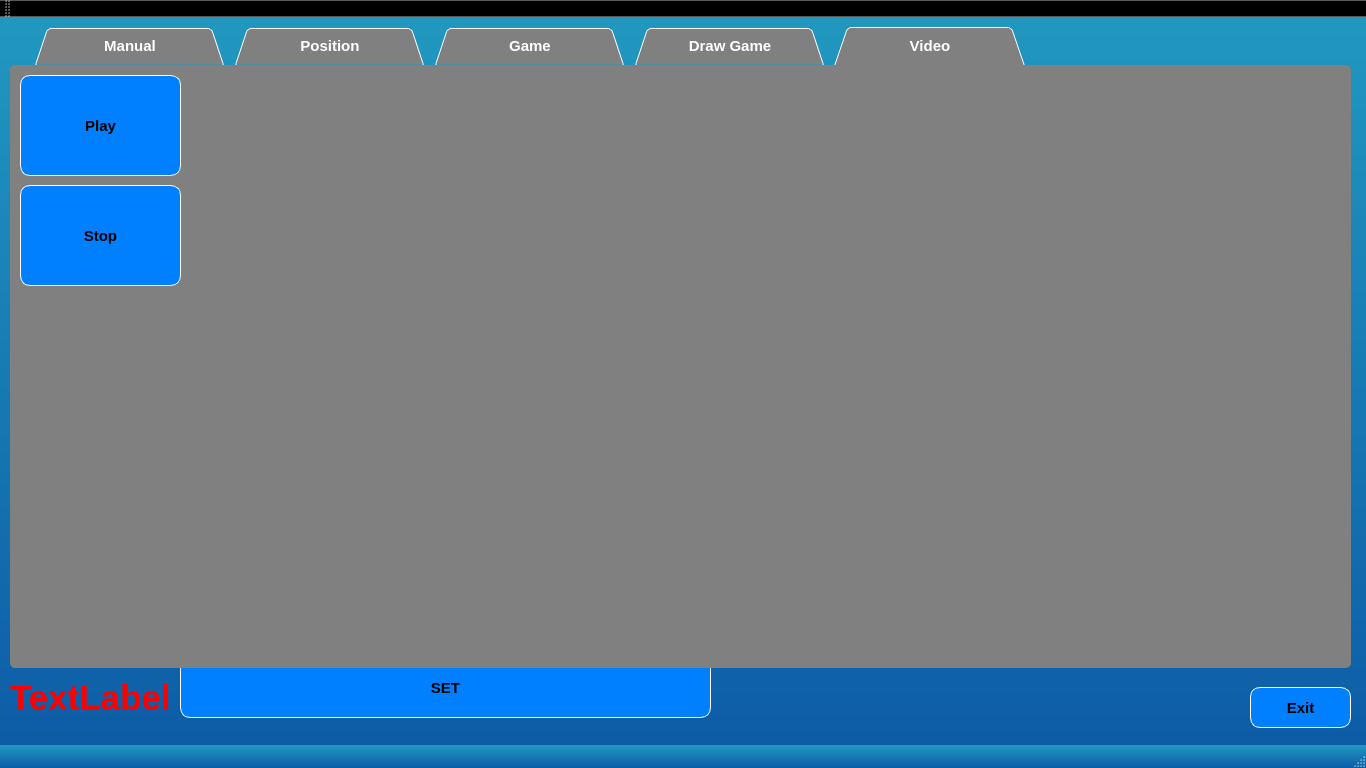
Old version of the form roboticarm.ui in the repository Arkarianasa/arm.
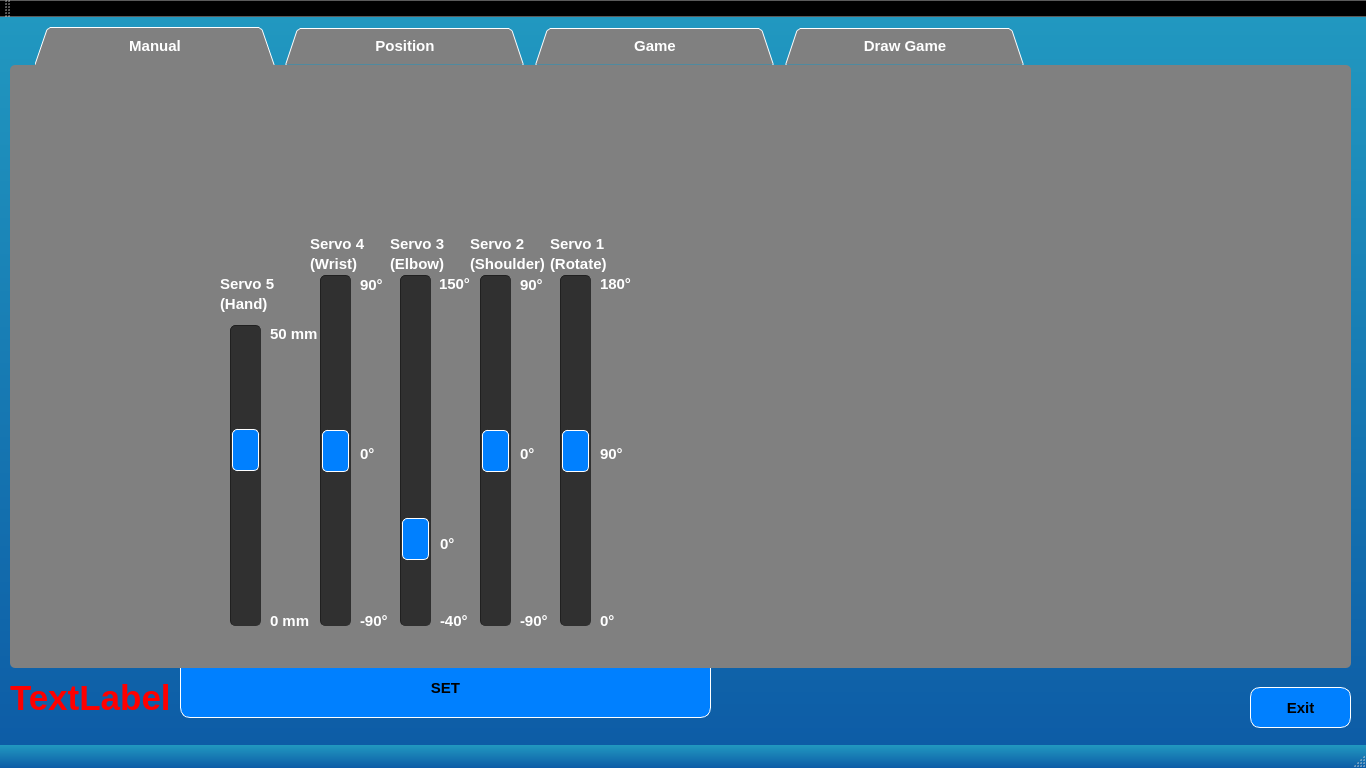
New version of the form. The open tabs and pages were chosen to show the change. Custom widgets are drawn as their Qt base class.

Commit message: Removing Camera and Video.

```diff
--- a/roboticarm.ui
+++ b/roboticarm.ui
@@ -1779,47 +1779,6 @@
      <zorder>drawWidget</zorder>
      <zorder>btnCancel</zorder>
     </widget>
-    <widget class="QWidget" name="tabVideo">
-     <attribute name="title">
-      <string>Video</string>
-     </attribute>
-     <widget class="QPushButton" name="btnPlay">
-      <property name="geometry">
-       <rect>
-        <x>10</x>
-        <y>10</y>
-        <width>161</width>
-        <height>101</height>
-       </rect>
-      </property>
-      <property name="text">
-       <string>Play</string>
-      </property>
-     </widget>
-     <widget class="QPushButton" name="btnPause">
-      <property name="geometry">
-       <rect>
-        <x>10</x>
-        <y>120</y>
-        <width>161</width>
-        <height>101</height>
-       </rect>
-      </property>
-      <property name="text">
-       <string>Stop</string>
-      </property>
-     </widget>
-     <widget class="QGraphicsView" name="gwCamera">
-      <property name="geometry">
-       <rect>
-        <x>290</x>
-        <y>80</y>
-        <width>711</width>
-        <height>501</height>
-       </rect>
-      </property>
-     </widget>
-    </widget>
    </widget>
   </widget>
   <widget class="QMenuBar" name="menuBar">
```
Left out of the diff: 49 changed lines with no effect on the pictures. The commit also changes 8 other files.
